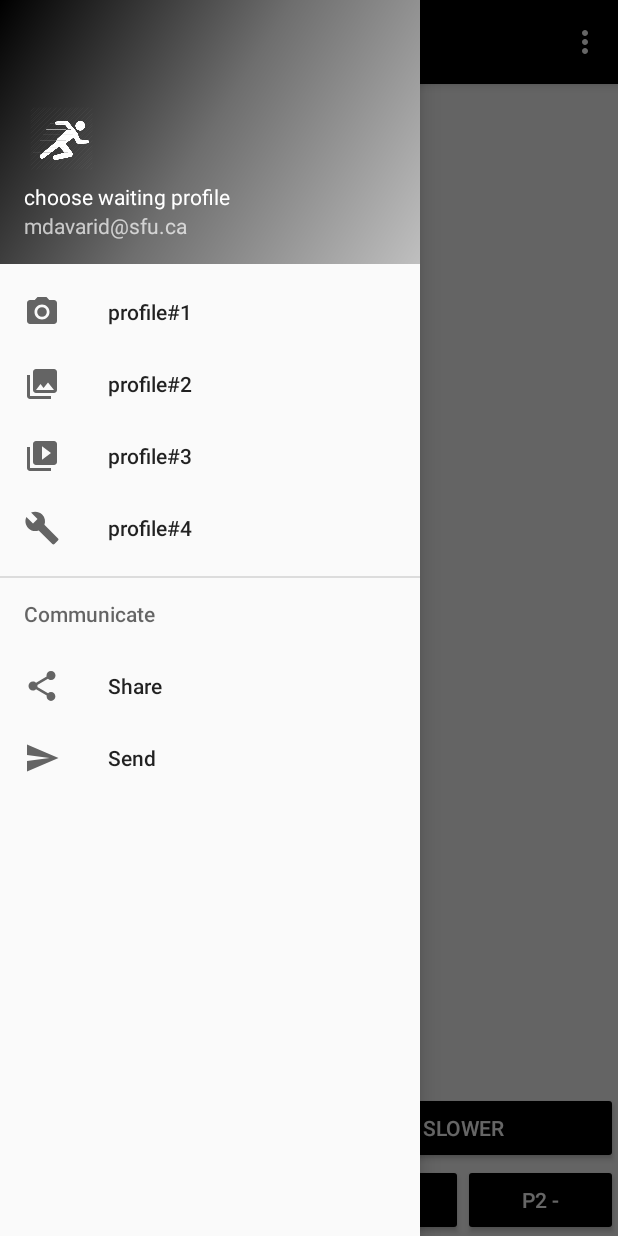
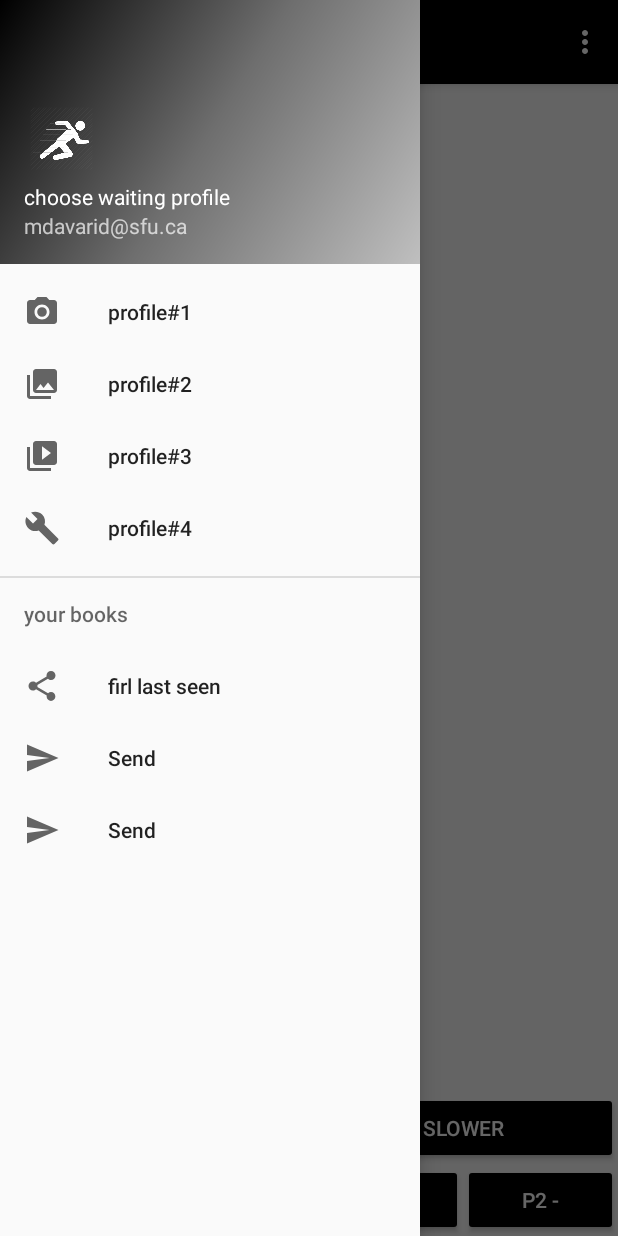
Before and after one commit to soshiant1992/test1, an Android app: the screen it shows after launch (MainActivity), with the side drawer open, on a phone screen of 412 x 824 dp. Run offline under Robolectric (Android 15) with nearby library versions, the phone set to English and light mode, and no system bars.

Commit message:
first commit

```diff
--- a/app/src/main/res/layout/content_main.xml
+++ b/app/src/main/res/layout/content_main.xml
@@ -18,9 +18,10 @@
             android:id="@+id/MainTextView"
             android:layout_width="match_parent"
             android:layout_height="20dp"
+            android:layout_marginTop="30dp"
             android:layout_weight="1"
             android:foregroundGravity="center"
-            android:gravity="center"
+            android:gravity="top|center"
             android:text=" MJ"
             android:textAlignment="center"
             android:textColor="@android:color/black"
@@ -30,11 +31,6 @@
             app:layout_constraintRight_toRightOf="parent"
             app:layout_constraintTop_toTopOf="parent" />
 
-
-        <Space
-            android:layout_width="match_parent"
-            android:layout_height="wrap_content"
-            android:layout_weight="1" />
 
         <LinearLayout
             android:layout_width="match_parent"
--- a/app/src/main/res/menu/activity_main_drawer.xml
+++ b/app/src/main/res/menu/activity_main_drawer.xml
@@ -22,14 +22,18 @@
             android:title="profile#4" />
     </group>
 
-    <item android:title="Communicate">
+    <item android:title="your books">
         <menu>
             <item
-                android:id="@+id/nav_share"
+                android:id="@+id/Bgls"
                 android:icon="@drawable/ic_menu_share"
-                android:title="Share" />
+                android:title="firl last seen" />
             <item
                 android:id="@+id/nav_send"
+                android:icon="@drawable/ic_menu_send"
+                android:title="Send" />
+            <item
+                android:id="@+id/nav_send2"
                 android:icon="@drawable/ic_menu_send"
                 android:title="Send" />
         </menu>
```
Also changed, not shown: app/src/main/java/com/example/esosh/perfectspeedreader/MainActivity.java (+29 -8 lines).
